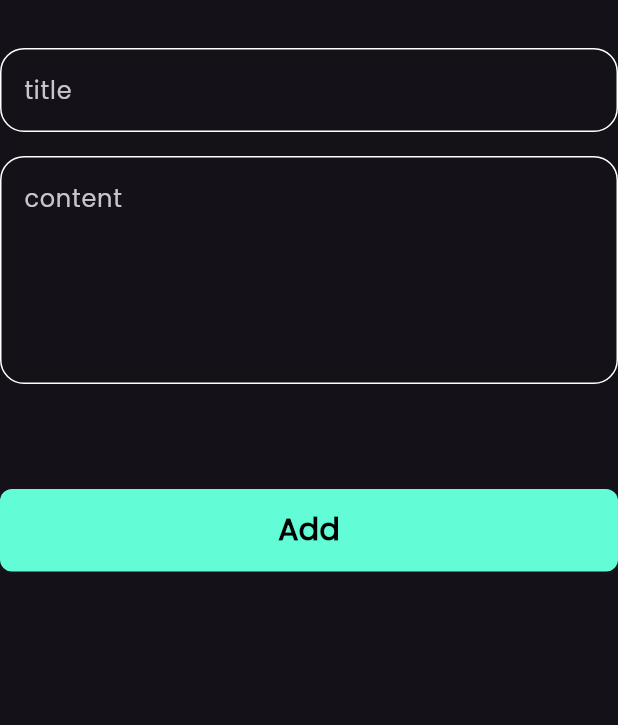
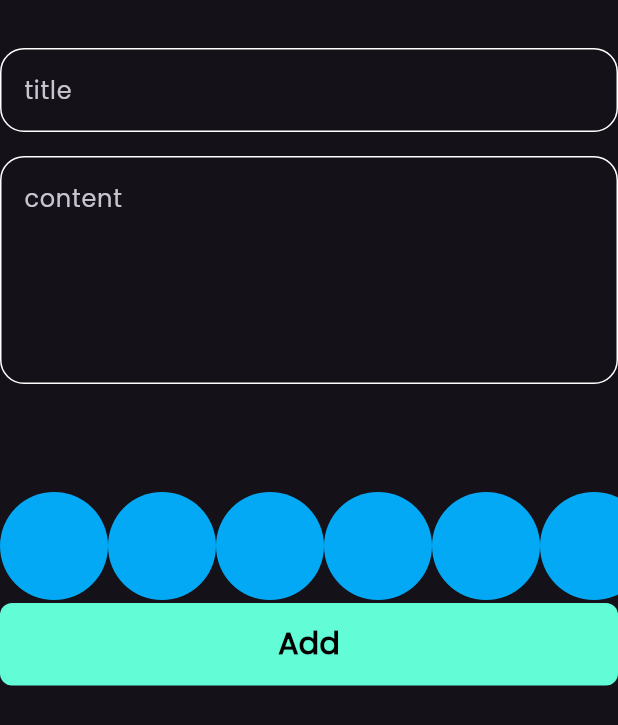
Before and after one commit to anasmohamed13/notes_app, a Flutter app: the AddNoteForm widget shown alone on an empty page, opened directly, on a phone screen of 412 x 824 dp. Shown: the top 725 px of the screen. Run offline on Flutter 3.47's test engine with Material 3 defaults, Android fonts, the phone set to English and light mode, and no system bars; our stand-ins replace bloc, flutter_bloc, hive, hive_flutter; accounts and stored records are empty.

Commit message:
create color list part one

```diff
--- a/lib/widgets/add_note_form.dart
+++ b/lib/widgets/add_note_form.dart
@@ -3,6 +3,7 @@ import 'package:flutter_bloc/flutter_bloc.dart';
 import 'package:intl/intl.dart';
 import 'package:mynoteapp/cubits/Add_note_cubit/add_note_cubit.dart';
 import 'package:mynoteapp/models/note_model.dart';
+import 'package:mynoteapp/widgets/colors_listview.dart';
 import 'package:mynoteapp/widgets/custom_text_field.dart';
 
 import 'custom_button.dart';
@@ -50,6 +51,7 @@ class _AddNoteFormState extends State<AddNoteForm> {
           const SizedBox(
             height: 70,
           ),
+          const ColorListView(),
           BlocBuilder<AddNoteCubit, AddNoteCubitState>(
             builder: (context, state) {
               return CustomButton(
--- /dev/null
+++ b/lib/widgets/colors_listview.dart
@@ -0,0 +1,31 @@
+import 'package:flutter/material.dart';
+
+class ColorItem extends StatelessWidget {
+  const ColorItem({super.key});
+
+  @override
+  Widget build(BuildContext context) {
+    return const CircleAvatar(
+      radius: 36,
+      backgroundColor: Colors.lightBlue,
+    );
+  }
+}
+
+class ColorListView extends StatelessWidget {
+  const ColorListView({super.key});
+
+  @override
+  Widget build(BuildContext context) {
+    return SizedBox(
+      height: 38 * 2,
+      child: ListView.builder(
+        scrollDirection: Axis.horizontal,
+        itemCount: 10,
+        itemBuilder: (context, index) {
+          return const ColorItem();
+        },
+      ),
+    );
+  }
+}
```
